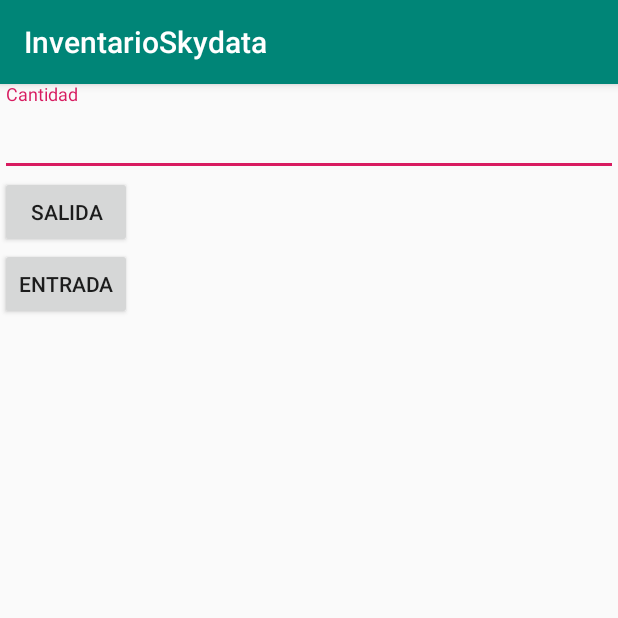
After one commit to carum98/InventarioSkydata, an Android app: the Inventario_Activity screen opened directly, with no data from a screen before it, on a phone screen of 412 x 824 dp, the top half of it. The commit adds this screen. Run offline under Robolectric (Android 15) with nearby library versions, the phone set to English and light mode, and no system bars; our stand-ins replace Firebase (no records; nobody signed in at launch, a user with empty details on screens opened directly).

Commit message:
Se agrega funcion de Salida de inventario y Entrada

```diff
--- a/app/src/main/AndroidManifest.xml
+++ b/app/src/main/AndroidManifest.xml
@@ -11,7 +11,8 @@
         android:roundIcon="@mipmap/ic_launcher_round"
         android:supportsRtl="true"
         android:theme="@style/AppTheme">
-        <activity android:name=".Show_Activity"></activity>
+        <activity android:name=".Inventario_Activity"></activity>
+        <activity android:name=".Show_Activity" />
         <activity android:name=".Agregar_Activity" />
         <activity android:name=".Listado_Activity" />
         <activity android:name=".MainActivity">
--- /dev/null
+++ b/app/src/main/java/com/example/inventarioskydata/Inventario_Activity.java
@@ -0,0 +1,83 @@
+package com.example.inventarioskydata;
+
+import androidx.appcompat.app.AppCompatActivity;
+
+import android.os.Bundle;
+import android.view.View;
+import android.widget.Button;
+import android.widget.EditText;
+import android.widget.Toast;
+
+import com.example.inventarioskydata.model.Inventario;
+import com.google.firebase.FirebaseApp;
+import com.google.firebase.database.DatabaseReference;
+import com.google.firebase.database.FirebaseDatabase;
+
+public class Inventario_Activity extends AppCompatActivity {
+
+    Button salida, entrada;
+
+    EditText canES;
+
+    String nombre, campo, id;
+    int cantidad;
+    FirebaseDatabase firebaseDatabase;
+    DatabaseReference databaseReference;
+
+    @Override
+    protected void onCreate(Bundle savedInstanceState) {
+        super.onCreate(savedInstanceState);
+        setContentView(R.layout.activity_inventario_);
+
+        canES = (EditText)findViewById(R.id.cantidad);
+
+        nombre = getIntent().getStringExtra("nombre");
+        campo = getIntent().getStringExtra("campo");
+        id = getIntent().getStringExtra("id");
+        cantidad = getIntent().getIntExtra("cantidad",0);
+
+        inicializarFirebase();
+
+    }
+
+    private void inicializarFirebase() {
+        FirebaseApp.initializeApp(this);
+        firebaseDatabase = FirebaseDatabase.getInstance();
+        databaseReference = firebaseDatabase.getReference();
+    }
+
+    public void actualizar(int Resultado, String id){
+        Inventario I = new Inventario();
+        I.setCantidad(Resultado);
+        I.setNombre(nombre);
+        I.setId(id);
+        I.setCampo(campo);
+
+        databaseReference.child("Inventario").child(id).setValue(I);
+        Toast.makeText(this, "Salida de inventario completada", Toast.LENGTH_SHORT).show();
+    }
+
+    public void salida(View view){
+        String idBD = id;
+
+        int canBD = cantidad;
+        int canSa = Integer.parseInt(canES.getText().toString());
+
+        int ResultSalida = canBD-canSa;
+
+        actualizar(ResultSalida, idBD);
+        Toast.makeText(this, "Salida de inventario completada", Toast.LENGTH_SHORT).show();
+    }
+
+    public void entrada(View view){
+        String idBD = id;
+
+        int canBD = cantidad;
+        int canEn = Integer.parseInt(canES.getText().toString());
+
+        int ResultEntrada = canBD+canEn;
+
+        actualizar(ResultEntrada, idBD);
+        Toast.makeText(this, "Entrada al inventario completada", Toast.LENGTH_SHORT).show();
+    }
+}
--- /dev/null
+++ b/app/src/main/res/layout/activity_inventario_.xml
@@ -0,0 +1,41 @@
+<?xml version="1.0" encoding="utf-8"?>
+<LinearLayout xmlns:android="http://schemas.android.com/apk/res/android"
+    xmlns:app="http://schemas.android.com/apk/res-auto"
+    xmlns:tools="http://schemas.android.com/tools"
+    android:layout_width="match_parent"
+    android:layout_height="match_parent"
+    tools:context=".Inventario_Activity"
+    android:orientation="vertical">
+
+    <com.google.android.material.textfield.TextInputLayout
+        android:layout_width="match_parent"
+        android:layout_height="wrap_content"
+        android:hint="@string/cantidad">
+
+        <EditText
+            android:id="@+id/cantidad"
+            android:layout_width="match_parent"
+            android:layout_height="wrap_content"
+            android:ems="10"
+            android:inputType="number"
+            android:paddingTop="15dp"
+            android:importantForAutofill="no"
+            tools:targetApi="o"
+            tools:ignore="LabelFor" />
+    </com.google.android.material.textfield.TextInputLayout>
+
+    <Button
+        android:id="@+id/salida"
+        android:layout_width="wrap_content"
+        android:layout_height="wrap_content"
+        android:text="@string/salida"
+        android:onClick="salida"/>
+
+    <Button
+        android:id="@+id/entrada"
+        android:layout_width="wrap_content"
+        android:layout_height="wrap_content"
+        android:text="@string/entrada"
+        android:onClick="entrada"/>
+
+</LinearLayout>
--- a/app/src/main/res/values/strings.xml
+++ b/app/src/main/res/values/strings.xml
@@ -6,4 +6,6 @@
     <string name="id">id</string>
     <string name="agregar">Agregar</string>
     <string name="title_activity_show_">Show_Activity</string>
+    <string name="salida">Salida</string>
+    <string name="entrada">Entrada</string>
 </resources>
```
Also changed, not shown: app/src/main/java/com/example/inventarioskydata/Listado_Activity.java (+30 -1 lines).
